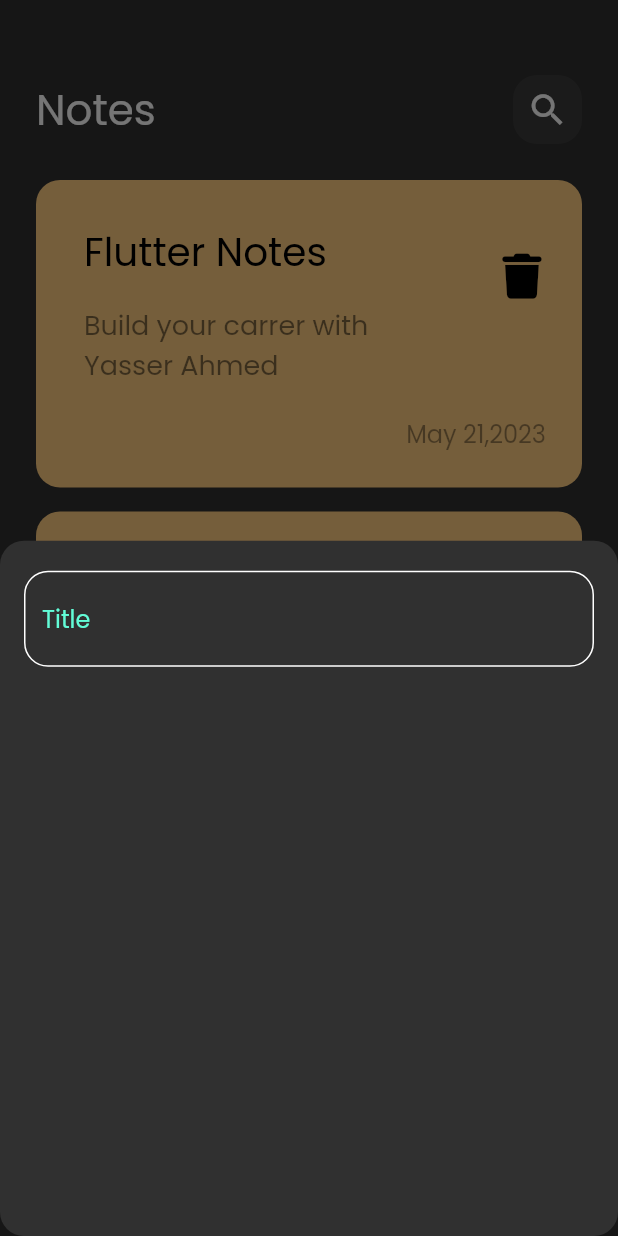
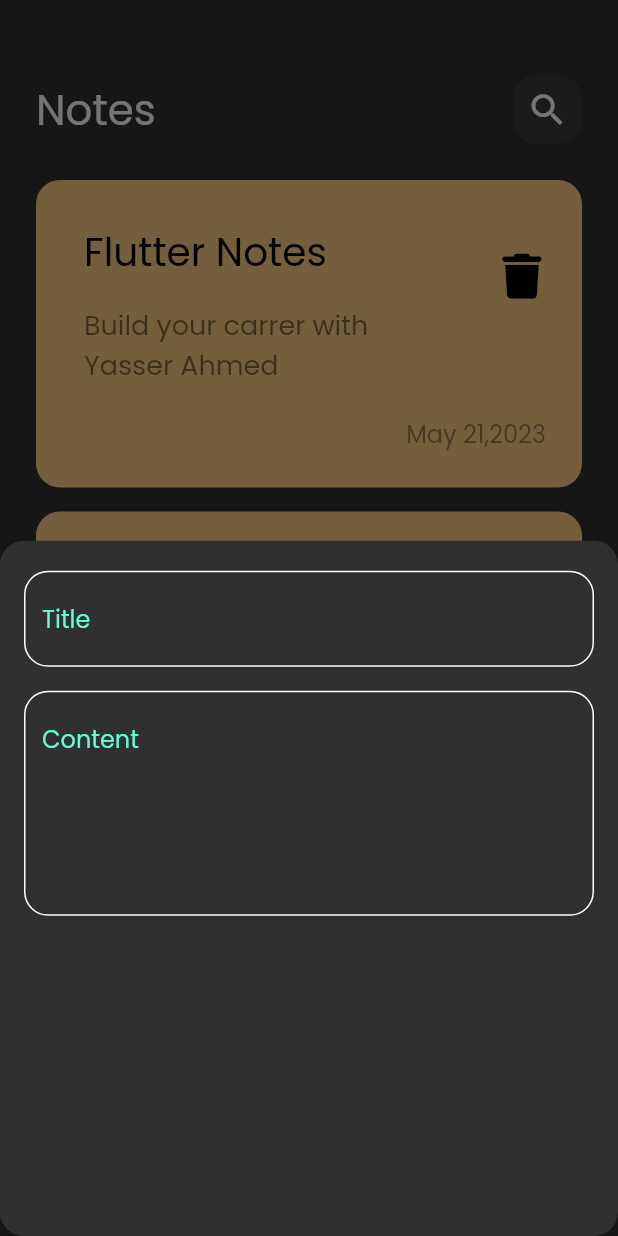
Before and after one commit to yasserpro2004/notesApp, a Flutter app: the screen it shows after launch, after a tap on the "add" icon, on a phone screen of 412 x 824 dp. Run offline on Flutter 3.47's test engine with Material 2 defaults, Android fonts, the phone set to English and light mode, and no system bars; our stand-ins replace font_awesome_flutter.

Commit message:
Add Field to BottomSheet

```diff
--- a/lib/views/widgets/Add_Note_Bottom_sheet.dart
+++ b/lib/views/widgets/Add_Note_Bottom_sheet.dart
@@ -10,11 +10,11 @@ class AddNoteBottomsheet extends StatelessWidget {
     return Padding(
       padding: const EdgeInsets.symmetric(horizontal: 16),
       child: Column(
-        children: [
-          SizedBox(
-            height: 20,
-          ),
-          CustomTextField()
+        children: const [
+          SizedBox(height: 20),
+          CustomTextField(hint: 'Title'),
+          SizedBox(height: 16),
+          CustomTextField(hint: 'Content', maxLines: 5)
         ],
       ),
     );
--- a/lib/views/widgets/custom_text_field.dart
+++ b/lib/views/widgets/custom_text_field.dart
@@ -1,17 +1,17 @@
 import 'package:flutter/material.dart';
-import 'package:flutter/src/widgets/framework.dart';
-import 'package:flutter/src/widgets/placeholder.dart';
 import 'package:note_app/constant.dart';
 
 class CustomTextField extends StatelessWidget {
-  const CustomTextField({super.key});
-
+  const CustomTextField({super.key, required this.hint,  this.maxLines=1});
+  final String hint;
+  final int maxLines;
   @override
   Widget build(BuildContext context) {
     return TextField(
       cursorColor: KPrimaryColor,
+      maxLines: maxLines ,
       decoration: InputDecoration(
-          hintText: 'Title',
+          hintText: hint,
           hintStyle: const TextStyle(color: KPrimaryColor),
           border: BuildBorder(),
           enabledBorder: BuildBorder(),
```
